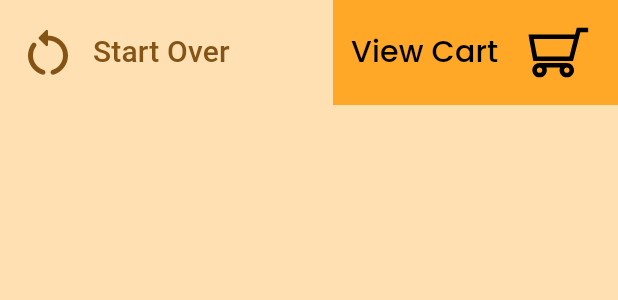
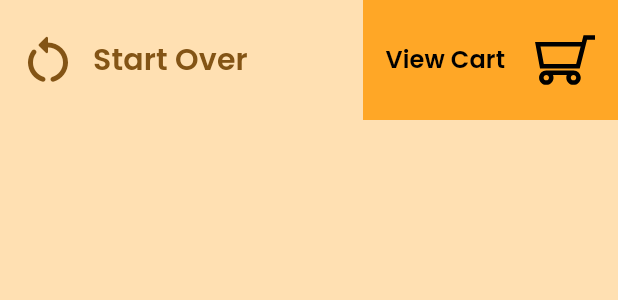
Before and after one commit to elammaryo/gyo-self-order, a Flutter app: the KioskAppBar widget shown alone on an empty page, opened directly, on a phone screen of 412 x 824 dp. Shown: the top 300 px of the screen. Run offline on Flutter 3.47's test engine with Material 3 defaults, Android fonts, the phone set to English and light mode, and no system bars; our stand-ins replace flutter_svg.

Commit message:
update styles

```diff
--- a/lib/components/kiosk_app_bar.dart
+++ b/lib/components/kiosk_app_bar.dart
@@ -1,14 +1,13 @@
 import 'package:flutter/material.dart';
 import 'package:flutter_svg/svg.dart';
 import 'package:gyo/models/providers/order_provider.dart';
-import 'package:gyo/pages/starting_page.dart';
 import 'package:gyo/shared/assets.dart';
 import 'package:gyo/shared/styles.dart';
 import 'package:provider/provider.dart';
 
 class KioskAppBar extends StatefulWidget implements PreferredSizeWidget {
   @override
-  Size get preferredSize => Size.fromHeight(70);
+  Size get preferredSize => Size.fromHeight(80);
   const KioskAppBar({super.key});
 
   @override
@@ -20,21 +19,15 @@ class _AppBarState extends State<KioskAppBar> {
   Widget build(BuildContext context) {
     return AppBar(
       backgroundColor: Colors.orange[100],
-      toolbarHeight: 70,
-      leadingWidth: 180,
+      toolbarHeight: 80,
+      leadingWidth: 190,
       leading: TextButton(
         style: TextButton.styleFrom(shape: RoundedRectangleBorder()),
         child: Row(
           spacing: 10,
           children: [
-            Icon(
-              Icons.restart_alt_rounded,
-              size: 40,
-            ),
-            Text(
-              'Start Over',
-              style: TextStyle(fontSize: 20),
-            ),
+            Icon(Icons.restart_alt_rounded, size: 40),
+            Text('Start Over', style: poppinsFont20ptSemibold),
           ],
         ),
         onPressed: () {
@@ -46,8 +39,9 @@ class _AppBarState extends State<KioskAppBar> {
         TextButton(
           style: TextButton.styleFrom(
             backgroundColor: Colors.orange[400],
-            fixedSize: Size.fromWidth(190),
+            fixedSize: Size.fromWidth(170),
             shape: RoundedRectangleBorder(),
+            padding: const EdgeInsets.symmetric(horizontal: 15),
           ),
           onPressed: () {
             Scaffold.of(context).openEndDrawer();
@@ -55,7 +49,7 @@ class _AppBarState extends State<KioskAppBar> {
           child: Row(
             spacing: 20,
             children: [
-              Text('View Cart', style: poppinsFont20ptBlack),
+              Text('View Cart', style: poppinsFont16ptBlack),
               SizedBox(width: 40, child: SvgPicture.asset(AppIcons.cartIcon)),
             ],
           ),
--- a/lib/pages/starting_page.dart
+++ b/lib/pages/starting_page.dart
@@ -28,7 +28,7 @@ class _StartingPageState extends State<StartingPage> {
             child: Center(
               child: Text(
                 AppStrings.orderHere,
-                style: poppinsFont72ptBoldBlack,
+                style: poppinsFont90ptBoldBlack,
               ),
             ),
           ),
--- a/lib/shared/assets.dart
+++ b/lib/shared/assets.dart
@@ -12,4 +12,5 @@ class AppIcons {
   static const String takeOutIcon = 'assets/icons/take_away_icon.png';
   static const String dineInIcon = 'assets/icons/fork_knife_icon.svg';
   static const String cartIcon = 'assets/icons/cart_icon.svg';
+  static const String burgerIcon = 'assets/icons/burger_icon.png';
 }
--- a/lib/shared/styles.dart
+++ b/lib/shared/styles.dart
@@ -9,10 +9,11 @@ const String poppinsFont = 'Poppins';
 
 const FontWeight boldFont = FontWeight.bold;
 const FontWeight semiboldFont = FontWeight.w600;
+const FontWeight normalFont = FontWeight.normal;
 
-TextStyle poppinsFont72ptBoldBlack = TextStyle(
+TextStyle poppinsFont90ptBoldBlack = TextStyle(
     fontFamily: poppinsFont,
-    fontSize: 72,
+    fontSize: 90,
     color: blackColor,
     fontWeight: boldFont,
     letterSpacing: 5);
@@ -23,8 +24,20 @@ TextStyle poppinsFont48ptSemiboldBlack = TextStyle(
     color: blackColor,
     fontWeight: semiboldFont);
 
-TextStyle poppinsFont20ptBlack = TextStyle(
+TextStyle poppinsFont16ptBlack = TextStyle(
     fontFamily: poppinsFont,
-    fontSize: 20,
+    fontSize: 16,
     color: blackColor,
-    fontWeight: FontWeight.normal);
+    fontWeight: semiboldFont);
+
+TextStyle poppinsFont20ptSemibold = TextStyle(
+  fontFamily: poppinsFont,
+  fontSize: 20,
+  fontWeight: semiboldFont,
+);
+
+TextStyle poppinsFont12ptBlack = TextStyle(
+    fontFamily: poppinsFont,
+    fontSize: 12,
+    color: blackColor,
+    fontWeight: normalFont);
```
Also changed, not shown: lib/components/menu_category_card.dart (+16 -3 lines).
